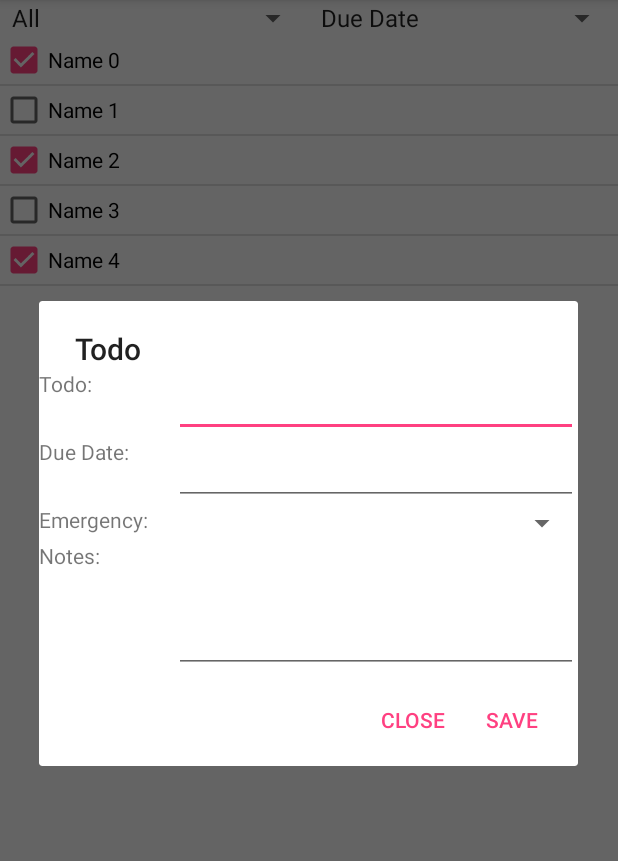
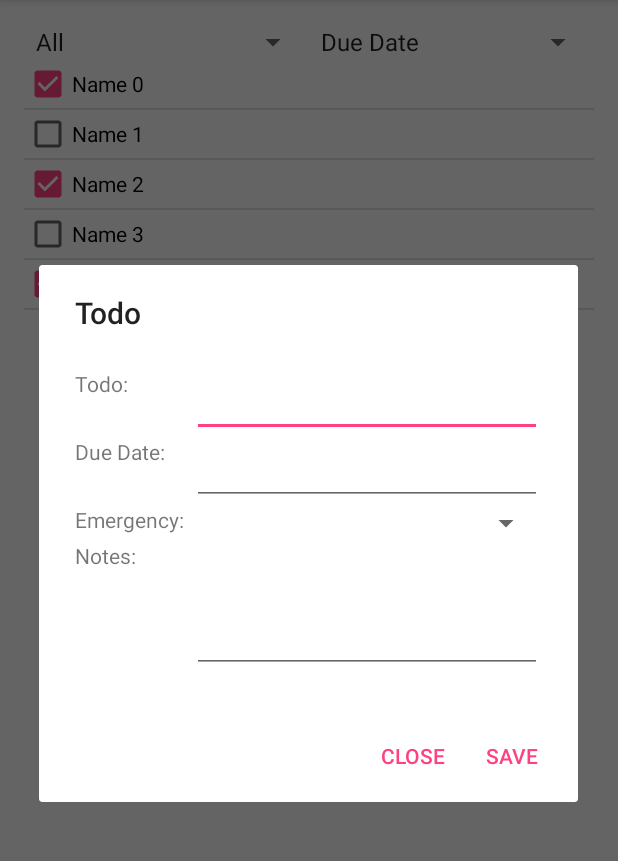
Before and after one commit to MrcRs/cs442-todo-list, an Android app: the screen it shows after launch (MainActivity), after a tap on "Add", on a phone screen of 412 x 824 dp, the part 84-945 px from its top. Run offline under Robolectric (Android 15) with nearby library versions, the phone set to English and light mode, and no system bars; 4 statements that could not run were skipped.

Commit message:
use bundle to comunicate dialog with activity (not finished)

```diff
--- a/TodoList/app/src/main/java/com/example/tungd/todolist/MainActivity.java
+++ b/TodoList/app/src/main/java/com/example/tungd/todolist/MainActivity.java
@@ -14,10 +14,12 @@ import android.widget.Spinner;
 import java.util.ArrayList;
 import java.util.Date;
 
-public class MainActivity extends AppCompatActivity implements AdapterView.OnItemSelectedListener {
+public class MainActivity extends AppCompatActivity implements AdapterView.OnItemSelectedListener, TodoDialog.TodoDialogListener {
     TodoAdapter adapter;
     Spinner statusSpinner, prioritySpinner;
     ListView todoListView;
+
+
 
     @Override
     protected void onCreate(Bundle savedInstanceState) {
@@ -99,4 +101,9 @@ public class MainActivity extends AppCompatActivity implements AdapterView.OnIte
     public void onNothingSelected(AdapterView<?> parent) {
 
     }
+
+    @Override
+    public void onDialogPositiveClick(DialogFragment dialogFragment) {
+
+    }
 }
--- a/TodoList/app/src/main/java/com/example/tungd/todolist/TodoDialog.java
+++ b/TodoList/app/src/main/java/com/example/tungd/todolist/TodoDialog.java
@@ -1,29 +1,60 @@
 package com.example.tungd.todolist;
 
+import android.app.Activity;
 import android.app.Dialog;
+import android.content.Context;
 import android.content.DialogInterface;
 import android.os.Bundle;
 import android.support.annotation.NonNull;
 import android.support.v4.app.DialogFragment;
 import android.support.v7.app.AlertDialog;
 import android.view.LayoutInflater;
+import android.widget.CheckBox;
+import android.widget.EditText;
+import android.widget.Spinner;
 
 /**
  * Created by tungd on 5/6/2017.
  */
 
 public class TodoDialog extends DialogFragment {
+    private EditText todoName, todoDueDate, todoNotes, todoEmergency;
+    private CheckBox todoIsCompleted;
+
+    public interface TodoDialogListener {
+        public void onDialogPositiveClick(DialogFragment dialogFragment);
+    }
+
+    TodoDialogListener todoDialogListener;
+
+    @Override
+    public void onAttach(Activity activity) {
+        super.onAttach(activity);
+        try {
+            todoDialogListener = (TodoDialogListener) activity;
+        } catch (ClassCastException e) {
+            throw new ClassCastException(activity.toString() + " must implement TodoDialogListener");
+        }
+    }
+
     @NonNull
     @Override
     public Dialog onCreateDialog(Bundle savedInstanceState) {
         AlertDialog.Builder builder = new AlertDialog.Builder(getActivity());
         LayoutInflater inflater = getActivity().getLayoutInflater();
-        builder.setView(R.layout.create_todo_dialog)
-                .setTitle("Todo")
+        builder.setView(inflater.inflate(R.layout.create_todo_dialog, null));
+
+        Bundle bundle = getArguments();
+        todoName.setText(bundle.getString("todo_name"));
+        todoDueDate.setText(bundle.getString("todo_due_date"));
+        todoEmergency.setText(bundle.getString("todo_emergency"));
+        todoNotes.setText(bundle.getString("todo_notes"));
+
+        builder.setTitle("Todo")
                 .setPositiveButton("Save", new DialogInterface.OnClickListener() {
                     @Override
                     public void onClick(DialogInterface dialog, int which) {
-
+                        todoDialogListener.onDialogPositiveClick(TodoDialog.this);
                     }
                 })
                 .setNegativeButton("Close", new DialogInterface.OnClickListener() {
--- a/TodoList/app/src/main/res/layout/activity_main.xml
+++ b/TodoList/app/src/main/res/layout/activity_main.xml
@@ -5,6 +5,7 @@
     android:layout_width="match_parent"
     android:layout_height="match_parent"
     android:orientation="vertical"
+    android:padding="16dp"
     tools:context="com.example.tungd.todolist.MainActivity">
 
     <LinearLayout
@@ -27,8 +28,8 @@
     </LinearLayout>
 
     <ListView
+        android:id="@+id/todo_list_view"
         android:layout_width="match_parent"
-        android:layout_height="match_parent"
-        android:id="@+id/todo_list_view"></ListView>
+        android:layout_height="match_parent"></ListView>
 
 </LinearLayout>
--- a/TodoList/app/src/main/res/layout/create_todo_dialog.xml
+++ b/TodoList/app/src/main/res/layout/create_todo_dialog.xml
@@ -1,7 +1,9 @@
 <?xml version="1.0" encoding="utf-8"?>
 <LinearLayout xmlns:android="http://schemas.android.com/apk/res/android"
-    android:orientation="vertical" android:layout_width="match_parent"
-    android:layout_height="match_parent">
+    android:layout_width="match_parent"
+    android:layout_height="match_parent"
+    android:orientation="vertical"
+    android:padding="?android:attr/dialogPreferredPadding">
 
     <LinearLayout
         android:layout_width="match_parent"
@@ -20,7 +22,7 @@
             android:layout_width="match_parent"
             android:layout_height="match_parent"
             android:layout_weight="1"
-            android:ems="10"/>
+            android:ems="10" />
 
     </LinearLayout>
 
@@ -81,7 +83,7 @@
             android:layout_weight="1"
             android:ems="10"
             android:inputType="textMultiLine"
-            android:lines="3"/>
+            android:lines="3" />
     </LinearLayout>
 
 </LinearLayout>
```
